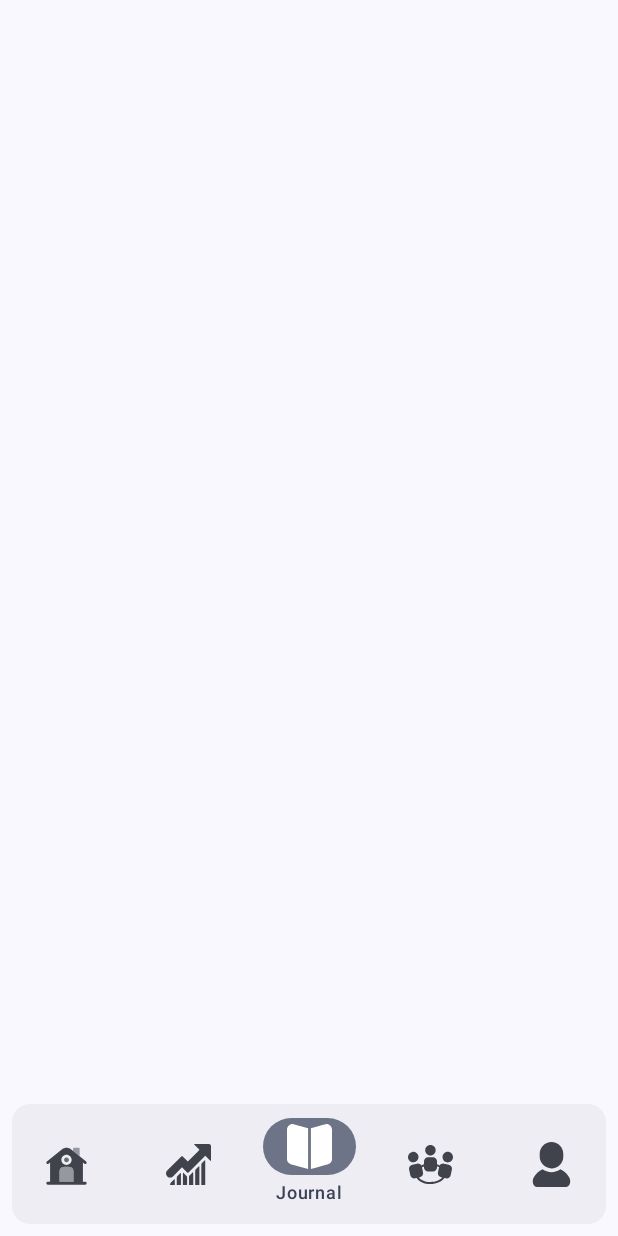
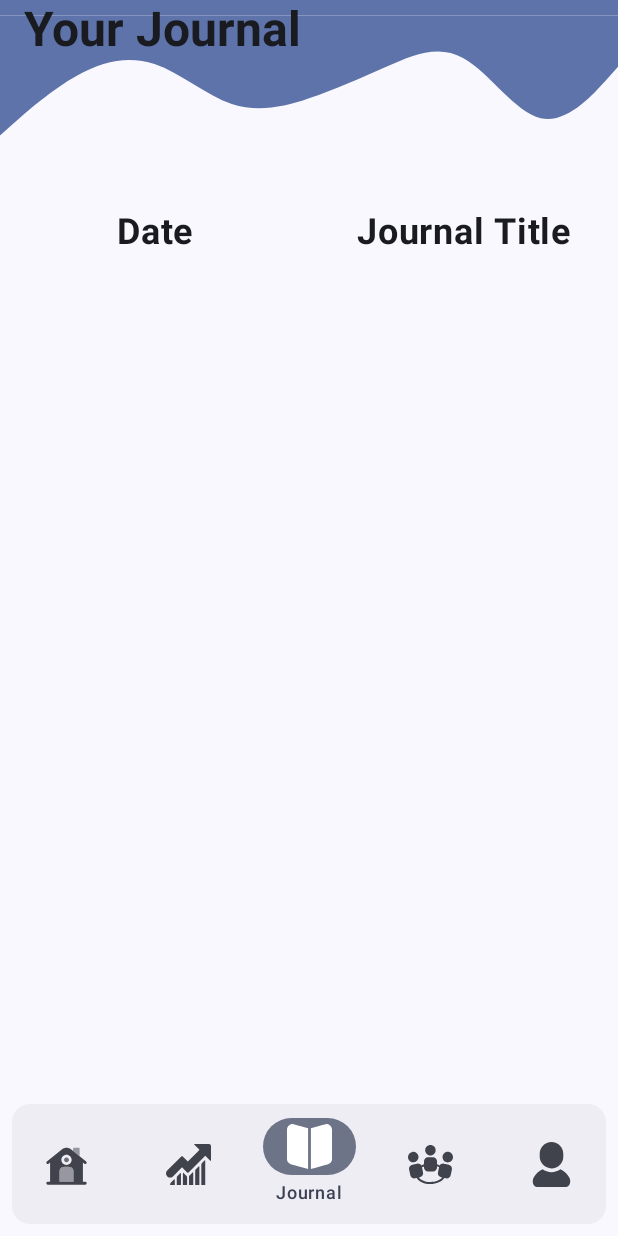
Before and after one commit to yashwantyash/Releaf, an Android app built with Jetpack Compose: the JournalScreen screen opened through its navigation route, on a phone screen of 412 x 824 dp. Run offline under Robolectric (Android 15) with nearby library versions, the phone set to English and light mode, and no system bars; our stand-ins replace Firebase (no records; nobody signed in at launch, a user with empty details on screens opened directly), Room's generated code.

Commit message:
journal room

```diff
--- a/app/src/main/java/com/releaf/releaf/database/JournalDao.kt
+++ b/app/src/main/java/com/releaf/releaf/database/JournalDao.kt
@@ -4,21 +4,19 @@ import androidx.lifecycle.LiveData
 import androidx.room.Dao
 import androidx.room.Insert
 import androidx.room.Query
-import com.releaf.releaf.models.CheckInModel
-import com.releaf.releaf.models.JournalModel
-import kotlinx.coroutines.flow.Flow
+import com.releaf.releaf.models.journal.Journal
 
 
 @Dao
 interface JournalDao {
     @Insert
-    suspend fun insertJournal(journal: JournalModel)
+    suspend fun insertJournal(journal: Journal)
 
     @Query("SELECT COUNT(*) FROM JOURNAL_TABLE")
     suspend fun getJournalCount(): Int
 
-//    @Query("SELECT * FROM JOURNAL_TABLE order by date ASC")
-//    fun  getAllJournalByDate(): Flow<List<CheckInModel>>
+    @Query("SELECT * FROM JOURNAL_TABLE order by date DESC")
+    fun  getAllJournalByDate():  List<Journal>
 
 //    @Query("SELECT * FROM USER_TABLE")
 //    fun getAllJournal(): LiveData<List<Journal>>
--- a/app/src/main/java/com/releaf/releaf/database/ReleafDatabase.kt
+++ b/app/src/main/java/com/releaf/releaf/database/ReleafDatabase.kt
@@ -5,27 +5,27 @@ import androidx.room.Database
 import androidx.room.Room
 import androidx.room.RoomDatabase
 import com.releaf.releaf.models.CheckInModel
-import com.releaf.releaf.models.JournalModel
+import com.releaf.releaf.models.journal.Journal
 import com.releaf.releaf.models.User
 
-@Database(entities = [User::class, CheckInModel::class, JournalModel::class], version = 3)
+@Database(entities = [User::class, CheckInModel::class, Journal::class], version = 3)
 abstract class ReleafDatabase : RoomDatabase() {
     abstract fun userDao(): UserDao
     abstract fun dailyCheckInDao(): DailyCheckInDao
     abstract fun journalDao(): JournalDao
 
     companion object {
-        private var INSTANCE: ReleafDatabase? = null
+        private var DB_INSTANCE: ReleafDatabase? = null
         fun getDatabase(context: Context): ReleafDatabase {
             @Volatile
             /*Volatile ensure that as any value is assigned to this Instant variable,
             All threads will be informed about The updated value             */
 
-            if (INSTANCE == null) {
+            if (DB_INSTANCE == null) {
                 synchronized(this){
                     /*synchronised (locking) is used to avoid two threads creating this database object at same time,
                     protect creation of two database instances*/
-                    INSTANCE = Room.databaseBuilder(
+                    DB_INSTANCE = Room.databaseBuilder(
                         context.applicationContext,
                         ReleafDatabase::class.java,
                         "releaf_db"
@@ -33,7 +33,7 @@ abstract class ReleafDatabase : RoomDatabase() {
                         .build()
                 }
             }
-            return INSTANCE!!
+            return DB_INSTANCE!!
         }
     }
 }
--- a/app/src/main/java/com/releaf/releaf/navigation/HomeNavGraph.kt
+++ b/app/src/main/java/com/releaf/releaf/navigation/HomeNavGraph.kt
@@ -4,7 +4,7 @@ import androidx.navigation.NavGraphBuilder
 import androidx.navigation.NavHostController
 import androidx.navigation.compose.composable
 import androidx.navigation.navigation
-import com.releaf.releaf.models.CheckBoxViewModel
+import com.releaf.releaf.models.journal.CheckBoxViewModel
 import com.releaf.releaf.screens.homefeature.journal.JournalCheckbox
 import com.releaf.releaf.screens.homefeature.DailyCheckIn
 import com.releaf.releaf.screens.homefeature.journal.WriteJournal
--- a/app/src/main/java/com/releaf/releaf/navigation/MainNavGraph.kt
+++ b/app/src/main/java/com/releaf/releaf/navigation/MainNavGraph.kt
@@ -33,7 +33,7 @@ fun MainNavGraph(navController: NavHostController, navControllerAuth: NavHostCon
             ProgressScreen()
         }
         composable(route = JOURNAL) {
-            JournalScreen()
+            JournalScreen(navController)
         }
         composable(route = COMMUNITY) {
             CommunityScreen()
--- a/app/src/main/java/com/releaf/releaf/screens/BottomScreen/JournalScreen.kt
+++ b/app/src/main/java/com/releaf/releaf/screens/BottomScreen/JournalScreen.kt
@@ -1,11 +1,118 @@
 package com.releaf.releaf.screens.BottomScreen
 
+import android.content.Context
+import androidx.compose.foundation.layout.Arrangement
+import androidx.compose.foundation.layout.Column
+import androidx.compose.foundation.layout.Row
+import androidx.compose.foundation.layout.Spacer
+import androidx.compose.foundation.layout.fillMaxSize
+import androidx.compose.foundation.layout.height
+import androidx.compose.foundation.layout.padding
+import androidx.compose.foundation.lazy.LazyColumn
+import androidx.compose.material3.Divider
+import androidx.compose.material3.Text
 import androidx.compose.runtime.Composable
+import androidx.compose.runtime.LaunchedEffect
+import androidx.compose.runtime.getValue
+import androidx.compose.runtime.mutableStateOf
+import androidx.compose.runtime.remember
+import androidx.compose.runtime.setValue
+import androidx.compose.ui.Alignment
+import androidx.compose.ui.Modifier
+import androidx.compose.ui.platform.LocalContext
+import androidx.compose.ui.text.font.FontWeight
+import androidx.compose.ui.text.style.TextAlign
+import androidx.compose.ui.unit.TextUnit
+import androidx.compose.ui.unit.dp
+import androidx.compose.ui.unit.sp
 import androidx.navigation.NavController
+import com.releaf.releaf.components.WavyTitle
+import com.releaf.releaf.database.ReleafDatabase
+import com.releaf.releaf.models.journal.Journal
+import kotlinx.coroutines.Dispatchers
+import kotlinx.coroutines.GlobalScope
+import kotlinx.coroutines.launch
+import kotlinx.coroutines.withContext
 
 @Composable
 fun JournalScreen(
-//    navController: NavController
+    navController: NavController,
+    context: Context = LocalContext.current
+//    journalViewModel: JournalViewModel = viewModel()
 ) {
+//    val journals = remember { journalViewModel.allJournals }
+////    val journals by journalViewModel.allJournals.observeAsState(initial = emptyList())
+////    val journals: List<Journal> by journalViewModel.allJournals.asFlow().collectAsState(initial = emptyList())
+//
+//    LaunchedEffect(key1 = true) {
+//        journalViewModel.getAllJournalByDate()
+//    }
+    var db by remember { mutableStateOf<List<Journal>>(emptyList()) }
 
+    LaunchedEffect(Unit) {
+        val journals = withContext(Dispatchers.IO) {
+            ReleafDatabase.getDatabase(context).journalDao().getAllJournalByDate()
+        }
+        db = journals
+    }
+    Column(
+        modifier = Modifier
+            .fillMaxSize()
+        /* .verticalScroll(scrollState)*/,
+        horizontalAlignment = Alignment.CenterHorizontally
+    ) {
+        WavyTitle(title = "Your Journal")
+
+        Row {
+            EachRow("Date", modifier = Modifier.weight(0.5f), fw = FontWeight.Bold, fs = 24.sp)
+            EachRow(
+                "Journal Title",
+                modifier = Modifier.weight(0.5f),
+                fw = FontWeight.Bold,
+                fs = 24.sp
+            )
+        }
+        Spacer(modifier = Modifier.height(16.dp))
+        LazyColumn(
+            modifier = Modifier.padding(bottom = 150.dp)
+        ) {
+            items(db.size) { index ->
+                val journal = db[index]
+                Divider(modifier = Modifier.padding(horizontal = 16.dp))
+                Row(
+                    verticalAlignment = Alignment.CenterVertically,
+                    horizontalArrangement = Arrangement.Center
+                ) {
+                    EachRow(journal.date.toString(), modifier = Modifier.weight(0.5f))
+                    EachRow(journal.title.toString(), modifier = Modifier.weight(0.5f))
+                }
+            }
+
+        }
+    }
 }
+
+@Composable
+fun EachRow(
+    text: String,
+    modifier: Modifier,
+    fw: FontWeight = FontWeight.Light,
+    fs: TextUnit = 20.sp
+) {
+    Text(
+        text = text,
+        fontSize = fs,
+        fontWeight = fw,
+        textAlign = TextAlign.Center,
+        modifier = modifier
+            .padding(vertical = 16.dp)
+    )
+}
+
+//@Composable
+//@Preview
+//fun JournalScreenPreview() {
+//    ReLeafTheme {
+//        JournalScreen()
+//    }
+//}
--- a/app/src/main/java/com/releaf/releaf/screens/homefeature/journal/JournalCheckbox.kt
+++ b/app/src/main/java/com/releaf/releaf/screens/homefeature/journal/JournalCheckbox.kt
@@ -29,7 +29,7 @@ import androidx.navigation.compose.rememberNavController
 import com.releaf.releaf.components.CheckBox
 import com.releaf.releaf.components.OutFillBtn
 import com.releaf.releaf.components.WavyTitle
-import com.releaf.releaf.models.CheckBoxViewModel
+import com.releaf.releaf.models.journal.CheckBoxViewModel
 import com.releaf.releaf.theme.ReLeafTheme
 import com.releaf.releaf.utility.Constants.WRITE_JOURNAL
 
```
Also changed, not shown: app/build.gradle.kts (+9 -8 lines), app/src/main/java/com/releaf/releaf/models/JournalModel.kt (deleted, +0 -32 lines), app/src/main/java/com/releaf/releaf/models/journal/CheckBoxViewModel.kt (added, +9 -0 lines), app/src/main/java/com/releaf/releaf/models/journal/Journal.kt (added, +25 -0 lines), app/src/main/java/com/releaf/releaf/models/journal/JournalViewModel.kt (added, +17 -0 lines), app/src/main/java/com/releaf/releaf/repository/JournalRepository.kt (added, +10 -0 lines), app/src/main/java/com/releaf/releaf/screens/homefeature/journal/WriteJournalScreen.kt (+4 -4 lines).
